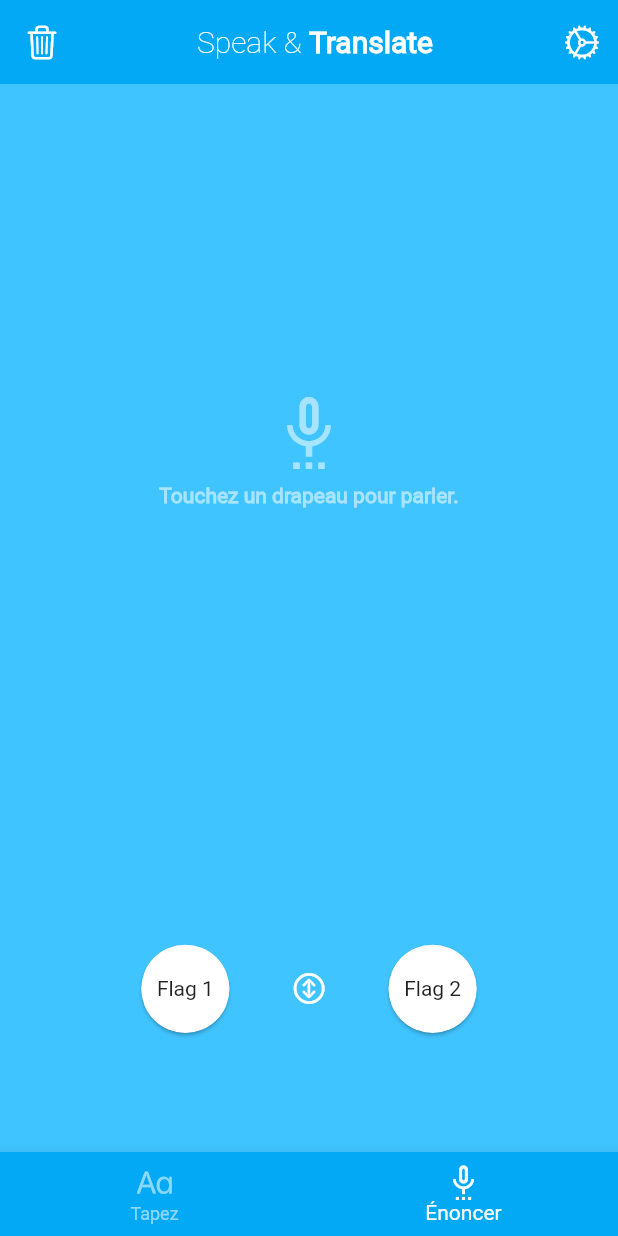
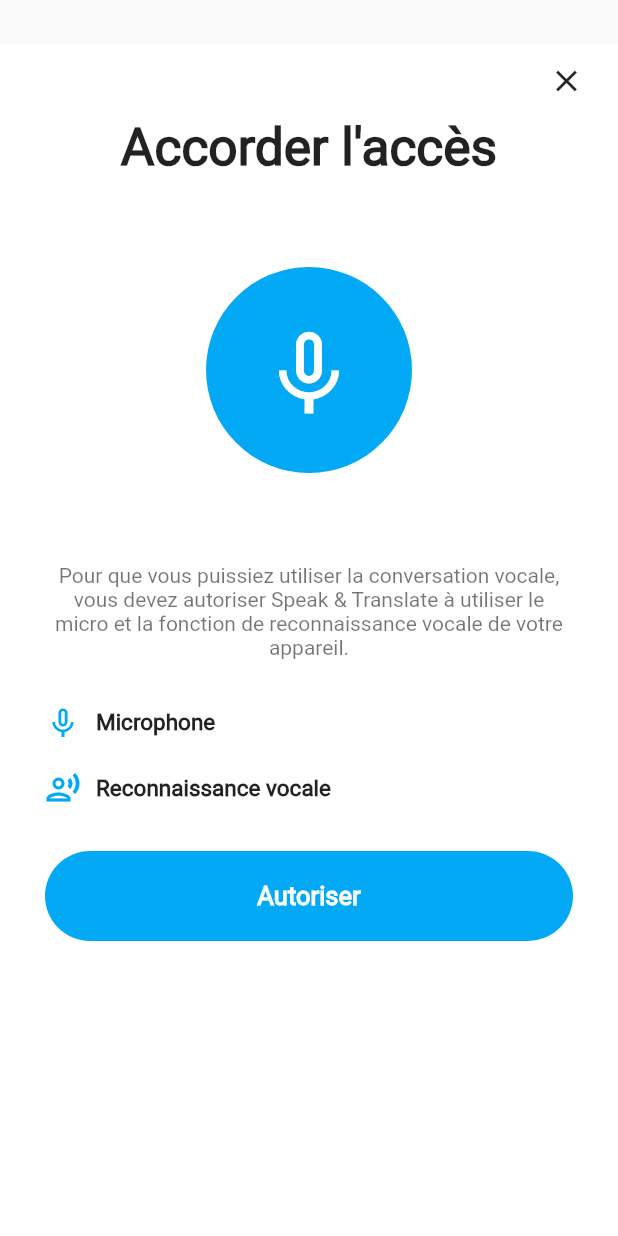
Before and after one commit to Edmond22-prog/template_app, a Flutter app: the screen it shows after launch, on a phone screen of 412 x 824 dp. Run offline on Flutter 3.47's test engine with Material 2 defaults, Android fonts, the phone set to English and light mode, and no system bars.

Commit message:
Ajout de la première page d'autorisation

```diff
--- /dev/null
+++ b/lib/first_open.dart
@@ -0,0 +1,110 @@
+import 'package:flutter/material.dart';
+import 'package:speak_and_translate_app/home_page.dart';
+
+class FirstOpen extends StatelessWidget {
+  const FirstOpen({Key? key}) : super(key: key);
+
+  @override
+  Widget build(BuildContext context) {
+    double width = MediaQuery.of(context).size.width;
+    return Scaffold(
+      body: Container(
+        margin: const EdgeInsets.only(top: 30),
+        color: Colors.white,
+        child: Center(
+          child: Column(
+            crossAxisAlignment: CrossAxisAlignment.stretch,
+            children: [
+              IconButton(
+                  padding: EdgeInsets.only(left: width / 1.2),
+                  onPressed: () {},
+                  icon: const Icon(Icons.close)),
+              Text(
+                "Accorder l'accès",
+                textAlign: TextAlign.center,
+                style: TextStyle(
+                    fontWeight: FontWeight.bold, fontSize: width / 12),
+              ),
+              const SizedBox(height: 60),
+              Container(
+                height: width / 3,
+                width: width / 3,
+                margin: EdgeInsets.only(left: width / 3, right: width / 3),
+                decoration: const BoxDecoration(
+                    color: Colors.lightBlue,
+                    borderRadius: BorderRadius.all(Radius.circular(70))),
+                child: Icon(
+                  Icons.keyboard_voice_outlined,
+                  size: width / 6,
+                  color: Colors.white,
+                ),
+              ),
+              const SizedBox(height: 60),
+              Container(
+                padding: const EdgeInsets.only(left: 30, right: 30),
+                child: const Text(
+                  "Pour que vous puissiez utiliser la conversation vocale, "
+                  "vous devez autoriser Speak & Translate à utiliser le micro et la fonction "
+                  "de reconnaissance vocale de votre appareil.",
+                  textAlign: TextAlign.center,
+                  style: TextStyle(color: Colors.black54),
+                ),
+              ),
+              const SizedBox(height: 30),
+              Container(
+                padding: const EdgeInsets.only(left: 30, right: 30),
+                child: Row(children: const [
+                  Icon(
+                    Icons.keyboard_voice_outlined,
+                    color: Colors.lightBlue,
+                  ),
+                  SizedBox(width: 10),
+                  Text(
+                    "Microphone",
+                    style: TextStyle(fontSize: 15, fontWeight: FontWeight.bold),
+                  )
+                ]),
+              ),
+              const SizedBox(height: 20),
+              Container(
+                padding: const EdgeInsets.only(left: 30, right: 30),
+                child: Row(children: const [
+                  Icon(
+                    Icons.record_voice_over_outlined,
+                    color: Colors.lightBlue,
+                  ),
+                  SizedBox(width: 10),
+                  Text(
+                    "Reconnaissance vocale",
+                    style: TextStyle(fontSize: 15, fontWeight: FontWeight.bold),
+                  )
+                ]),
+              ),
+              const SizedBox(height: 30),
+              Container(
+                padding: const EdgeInsets.only(left: 30, right: 30),
+                child: ElevatedButton(
+                    style: ElevatedButton.styleFrom(
+                        elevation: 0,
+                        padding: const EdgeInsets.only(top: 20, bottom: 20),
+                        shape: RoundedRectangleBorder(
+                            borderRadius: BorderRadius.circular(30))),
+                    onPressed: () => Navigator.push(
+                        context,
+                        MaterialPageRoute(
+                            builder: (context) => const HomePage())),
+                    child: const Text(
+                      "Autoriser",
+                      style: TextStyle(
+                          fontSize: 17,
+                          color: Colors.white,
+                          fontWeight: FontWeight.bold),
+                    )),
+              )
+            ],
+          ),
+        ),
+      ),
+    );
+  }
+}
--- a/lib/main.dart
+++ b/lib/main.dart
@@ -1,4 +1,5 @@
 import 'package:flutter/material.dart';
+import 'package:speak_and_translate_app/first_open.dart';
 import 'package:speak_and_translate_app/home_page.dart';
 
 void main() {
@@ -17,7 +18,8 @@
         primarySwatch: Colors.lightBlue,
         fontFamily: 'Roboto'
       ),
-      home: const HomePage(),
+      home: const FirstOpen(),
+      // const HomePage(),
       debugShowCheckedModeBanner: false,
     );
   }
```
Also changed, not shown: lib/home_page.dart (+4 -5 lines).
